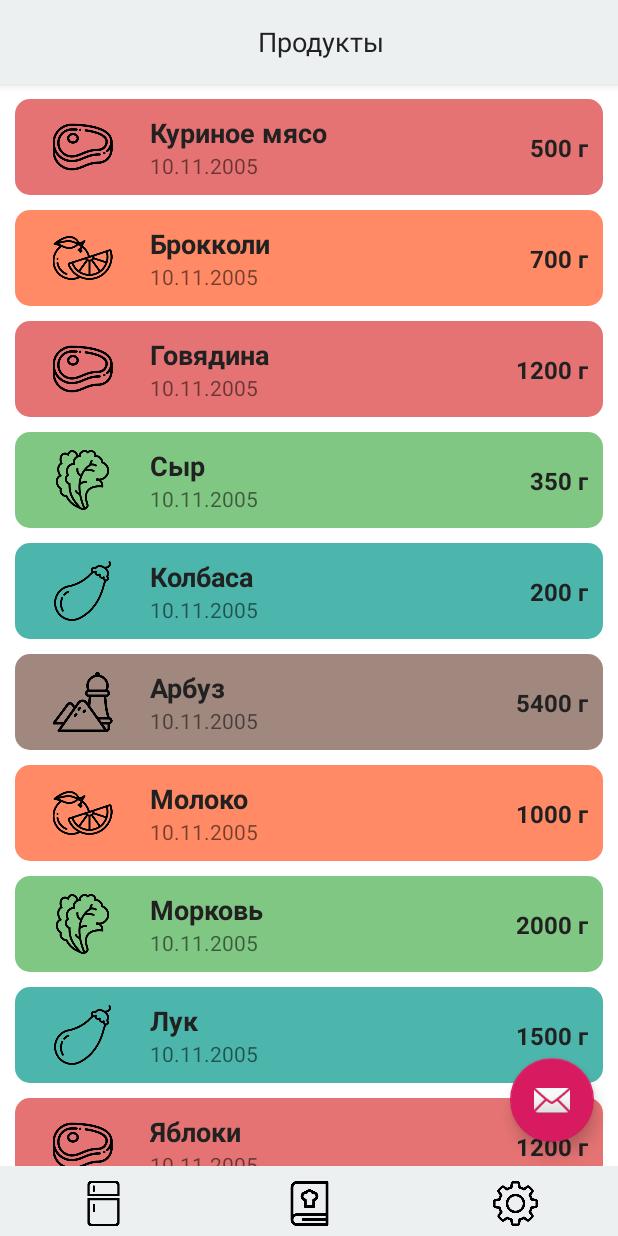
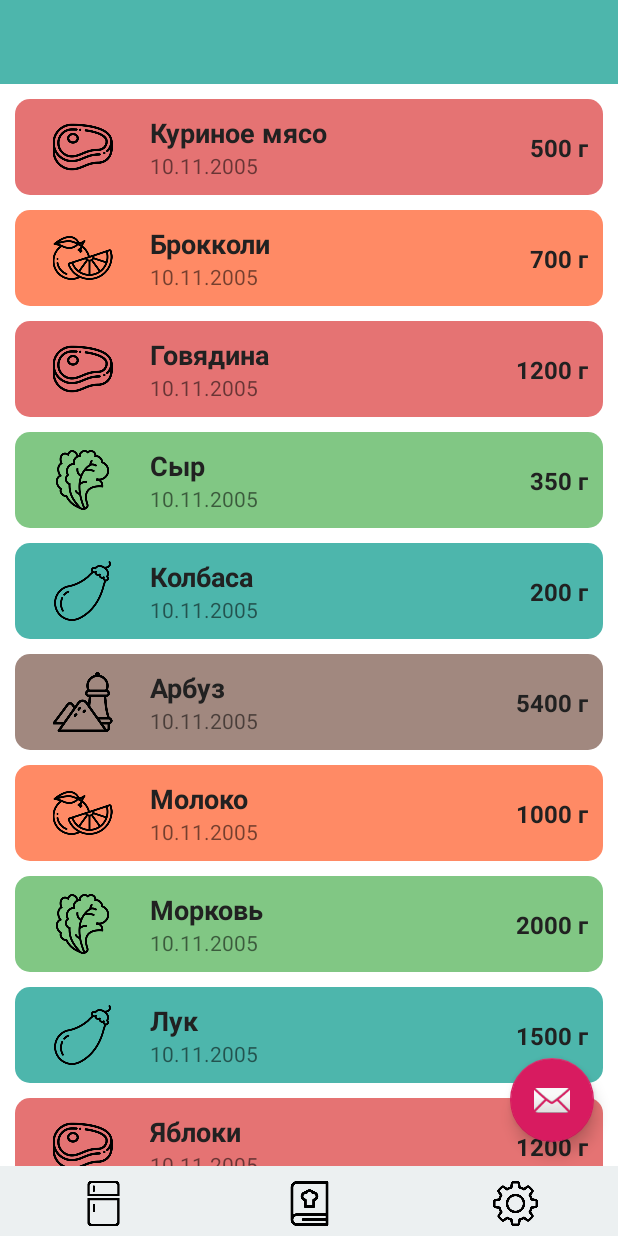
Before and after one commit to Hiplice/nonameproject, an Android app: the screen it shows after launch (MainActivity), on a phone screen of 412 x 824 dp. Run offline under Robolectric (Android 15) with nearby library versions, the phone set to English and light mode, and no system bars; 2 statements that could not run were skipped.

Commit message:
пошаманил с тулбаром

```diff
--- a/app/src/main/res/layout/activity_main.xml
+++ b/app/src/main/res/layout/activity_main.xml
@@ -10,32 +10,15 @@
     android:orientation="vertical">
 
     <!-- Прописан Toolbar -->
-    <android.support.design.widget.AppBarLayout
+    <android.support.v7.widget.Toolbar
+        android:id="@+id/toolbar"
         android:layout_width="match_parent"
-        android:layout_height="wrap_content"
-        android:theme="@style/AppTheme.AppBarOverlay">
-
-        <android.support.v7.widget.Toolbar
-            android:id="@+id/toolbar"
-            android:layout_width="match_parent"
-            android:layout_height="?attr/actionBarSize"
-            android:background="@color/projectWhite"
-            app:popupTheme="@style/AppTheme.PopupOverlay">
-
-            <TextView
-                android:id="@+id/toolbar_title"
-                android:layout_width="match_parent"
-                android:layout_height="wrap_content"
-                android:gravity="center"
-                android:text="@string/appbar_products"
-                android:textColor="@color/projectDark"
-                android:textSize="18sp" />
-
-        </android.support.v7.widget.Toolbar>
-
-    </android.support.design.widget.AppBarLayout>
+        android:layout_height="?attr/actionBarSize"
+        android:background="@color/categoryVegetable"
+        android:textAlignment="center" />
 
     <!-- Контейнер для фрагментов-->
+
     <FrameLayout
         android:id="@+id/container"
         android:layout_weight="1"
@@ -45,7 +28,7 @@
 
 
     <!-- Расписываем кнопки управления -->
-    <android.support.v7.widget.LinearLayoutCompat
+    <LinearLayout
         android:id="@+id/linearLayout"
         android:layout_width="match_parent"
         android:layout_height="150dp"
@@ -90,7 +73,5 @@
             android:onClick="onSettings"
             app:srcCompat="@drawable/settings_black" />
 
-    </android.support.v7.widget.LinearLayoutCompat>
-
-
+    </LinearLayout>
 </LinearLayout>
```
Also changed, not shown: app/src/main/java/com/example/user/freedge/AppCompatPreferenceActivity.java (+0 -108 lines), app/src/main/java/com/example/user/freedge/MainActivity.java (+19 -0 lines).
